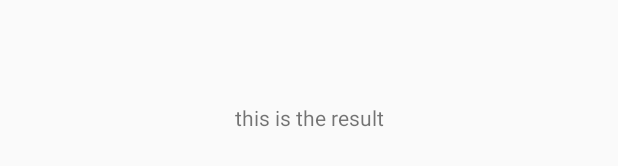
After one commit to galvez306/AfterorBefore, an Android app: the layout activity_result_acivity.xml on its own in the app's theme, with its tools: preview values and no code run, on a phone screen of 412 x 824 dp. The commit adds this screen. Shown: the part 501-667 px from the top of the screen. Run offline under Robolectric (Android 15) with nearby library versions, the phone set to English and light mode, and no system bars.

```diff
--- a/app/src/main/java/com/creamcode/afterorbefore/Interfaces/GamePresenter.java
+++ b/app/src/main/java/com/creamcode/afterorbefore/Interfaces/GamePresenter.java
@@ -10,4 +10,5 @@ public interface GamePresenter {
     void checkAnswerPresenter(PictureFragment pictureFragmentA, PictureFragment pictureFragmentB, String id);
     void flagNameAnswer(boolean answer, String id, PictureFragment pictureFragmentA, PictureFragment pictureFragmentB);
     void nextPicture(PictureFragment pictureFragment);
+    void finishGame(int aciertos);
 }
--- a/app/src/main/java/com/creamcode/afterorbefore/Interfaces/GameView.java
+++ b/app/src/main/java/com/creamcode/afterorbefore/Interfaces/GameView.java
@@ -8,4 +8,5 @@ public interface GameView {
     void initializePicturesAB(String idA, String idB);
     void loadNextPicture(PictureFragment pictureFragment, String id);
     void loadQuestion(String question);
+    void changeTime(String timeType);
 }
--- /dev/null
+++ b/app/src/main/res/layout/activity_result_acivity.xml
@@ -0,0 +1,19 @@
+<?xml version="1.0" encoding="utf-8"?>
+<androidx.constraintlayout.widget.ConstraintLayout xmlns:android="http://schemas.android.com/apk/res/android"
+    xmlns:app="http://schemas.android.com/apk/res-auto"
+    xmlns:tools="http://schemas.android.com/tools"
+    android:layout_width="match_parent"
+    android:layout_height="match_parent"
+    tools:context=".ResultAcivity">
+
+    <TextView
+        android:id="@+id/tv_result "
+        android:layout_width="wrap_content"
+        android:layout_height="wrap_content"
+        android:text="this is the result"
+        app:layout_constraintBottom_toBottomOf="parent"
+        app:layout_constraintEnd_toEndOf="parent"
+        app:layout_constraintStart_toStartOf="parent"
+        app:layout_constraintTop_toTopOf="parent"></TextView>
+
+</androidx.constraintlayout.widget.ConstraintLayout>
```
Also changed, not shown: app/src/main/AndroidManifest.xml (+6 -2 lines), app/src/main/java/com/creamcode/afterorbefore/GameActivity.java (+25 -1 lines), app/src/main/java/com/creamcode/afterorbefore/Presenters/GamePresenterImp.java (+22 -0 lines), app/src/main/java/com/creamcode/afterorbefore/ResultAcivity.java (added, +14 -0 lines).
